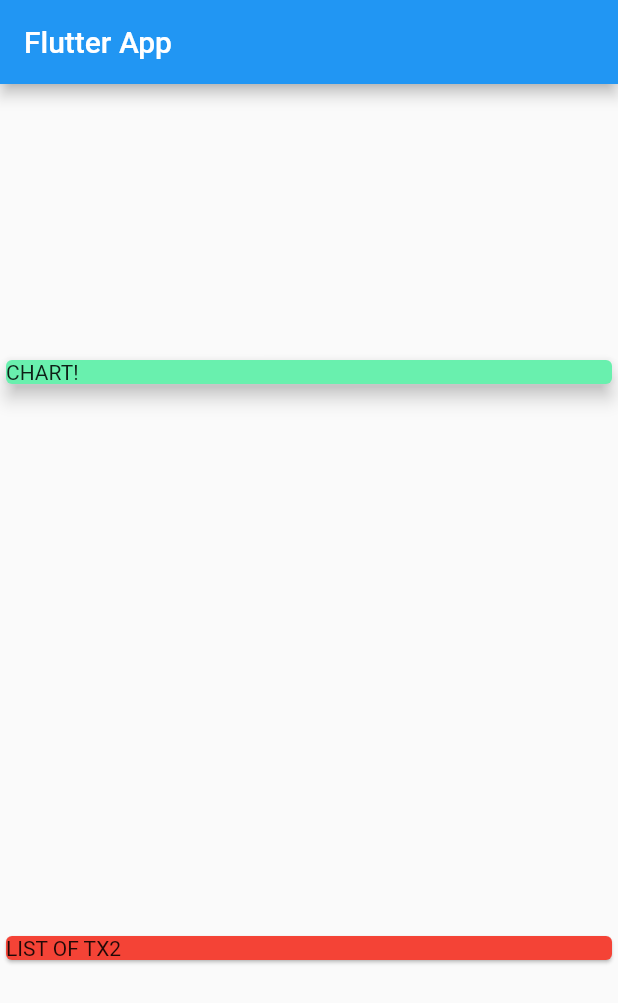
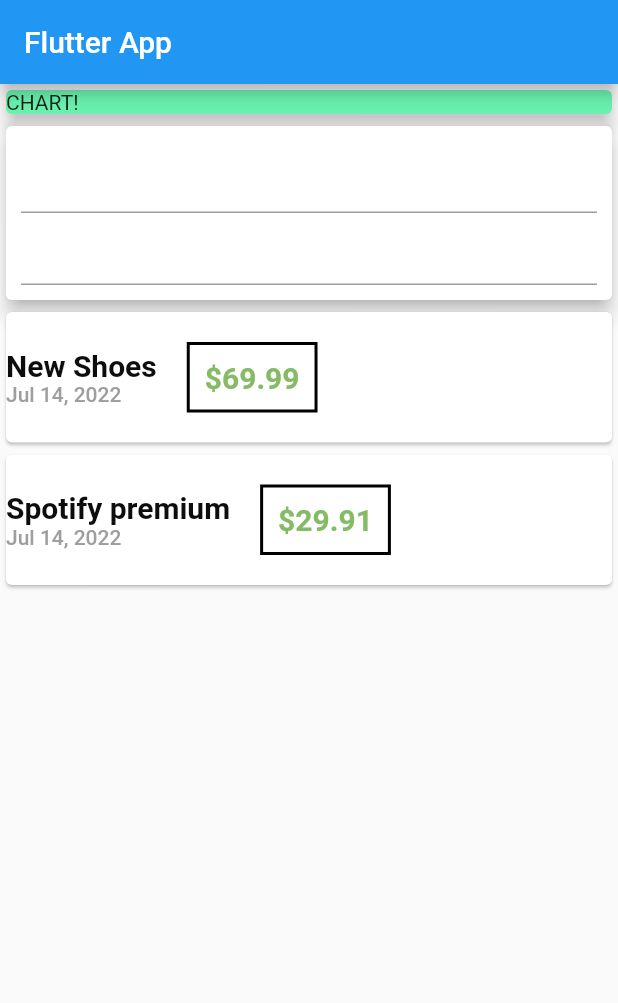
Before and after one commit to Batavoo/flutter_expenses_app, a Flutter app: the screen it shows after launch, on a phone screen of 412 x 824 dp. Shown: the top 1003 px of the screen. Run offline on Flutter 3.47's test engine with Material 2 defaults, Android fonts, the phone set to English and light mode, and no system bars.

Commit message:
i did a lot of stuff

```diff
--- a/lib/main.dart
+++ b/lib/main.dart
@@ -1,6 +1,9 @@
 // ignore_for_file: prefer_const_literals_to_create_immutables, prefer_const_constructors
 
+import './transaction.dart';
+
 import 'package:flutter/material.dart';
+import 'package:intl/intl.dart';
 
 void main() => runApp(MyApp());
 
@@ -15,6 +18,21 @@ class MyApp extends StatelessWidget {
 }
 
 class MyHomePage extends StatelessWidget {
+  final List<Transaction> transactions = [
+    Transaction(
+      id: "t1",
+      title: "New Shoes",
+      amount: 69.99,
+      date: DateTime.now(),
+    ),
+    Transaction(
+      id: "t2",
+      title: "Spotify premium",
+      amount: 29.91,
+      date: DateTime.now(),
+    ),
+  ];
+
   @override
   Widget build(BuildContext context) {
     return Scaffold(
@@ -22,7 +40,7 @@ class MyHomePage extends StatelessWidget {
         title: Text('Flutter App'),
       ),
       body: Column(
-        mainAxisAlignment: MainAxisAlignment.spaceAround,
+        mainAxisAlignment: MainAxisAlignment.start,
         crossAxisAlignment: CrossAxisAlignment.stretch,
         children: <Widget>[
           Container(
@@ -34,8 +52,63 @@ class MyHomePage extends StatelessWidget {
             ),
           ),
           Card(
-            child: Text("LIST OF TX2"),
-            color: Colors.red,
+            elevation: 5,
+            child: Container(
+              padding: EdgeInsets.all(10),
+              child: Column(
+                children: <Widget>[
+                  TextField(),
+                  TextField(),
+                ],
+              ),
+            ),
+          ),
+          Column(
+            children: transactions.map((tx) {
+              return Card(
+                child: Row(
+                  children: <Widget>[
+                    Column(
+                      mainAxisAlignment: MainAxisAlignment.end,
+                      crossAxisAlignment: CrossAxisAlignment.start,
+                      children: <Widget>[
+                        Text(
+                          tx.title,
+                          style: TextStyle(
+                              fontWeight: FontWeight.bold,
+                              fontSize: 20,
+                              color: const Color(0xff0D0D0D)),
+                        ),
+                        Text(
+                          DateFormat.yMMMd().format(tx.date),
+                          style: TextStyle(
+                              fontWeight: FontWeight.w500,
+                              fontSize: 14,
+                              color: Colors.grey),
+                        ),
+                      ],
+                    ),
+                    Container(
+                      margin: EdgeInsets.all(20),
+                      child: Text(
+                        "\$${tx.amount}",
+                        style: TextStyle(
+                            fontWeight: FontWeight.bold,
+                            fontSize: 20,
+                            color: const Color(0xff85BB65)),
+                      ),
+                      decoration: BoxDecoration(
+                        border: Border.all(
+                          color: Colors.black,
+                          width: 2,
+                        ),
+                      ),
+                      padding: EdgeInsets.all(10),
+                    ),
+                  ],
+                ),
+              );
+            }).toList(),
           ),
         ],
       ),
--- a/lib/transaction.dart
+++ b/lib/transaction.dart
@@ -1,3 +1,5 @@
+import 'package:flutter/foundation.dart';
+
 class Transaction {
   final String id;
   final String title;
@@ -5,9 +7,9 @@ class Transaction {
   final DateTime date;
 
   Transaction({
-    required this.id,
-    required this.title,
-    required this.amount,
-    required this.date,
+    @required this.id,
+    @required this.title,
+    @required this.amount,
+    @required this.date,
   });
 }
--- a/pubspec.yaml
+++ b/pubspec.yaml
@@ -23,6 +23,7 @@ environment:
 dependencies:
   flutter:
     sdk: flutter
+  intl: ^0.15.8
 
 
   # The following adds the Cupertino Icons font to your application.
```
Also changed, not shown: pubspec.lock, 1 other file.
